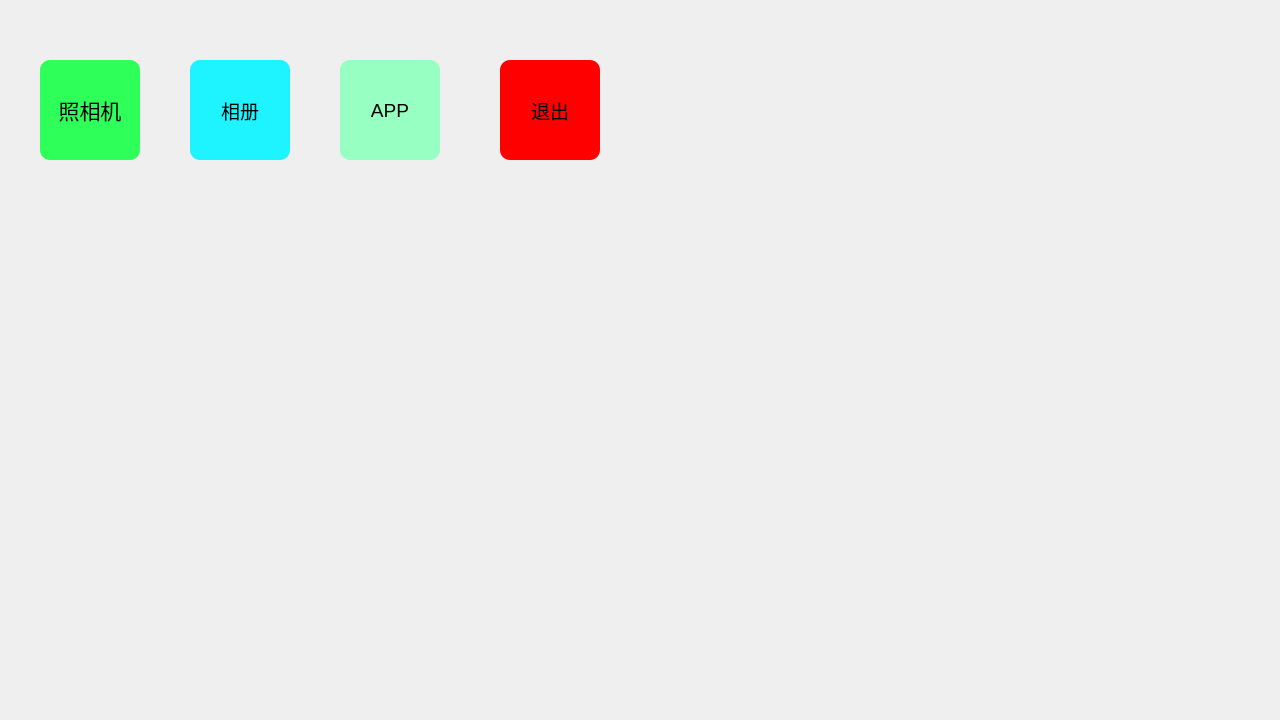
This is src/index/app2025.ui in HXBJ1737/Linux_Qt_app as Qt 5 draws it before an edit. The edited form follows.
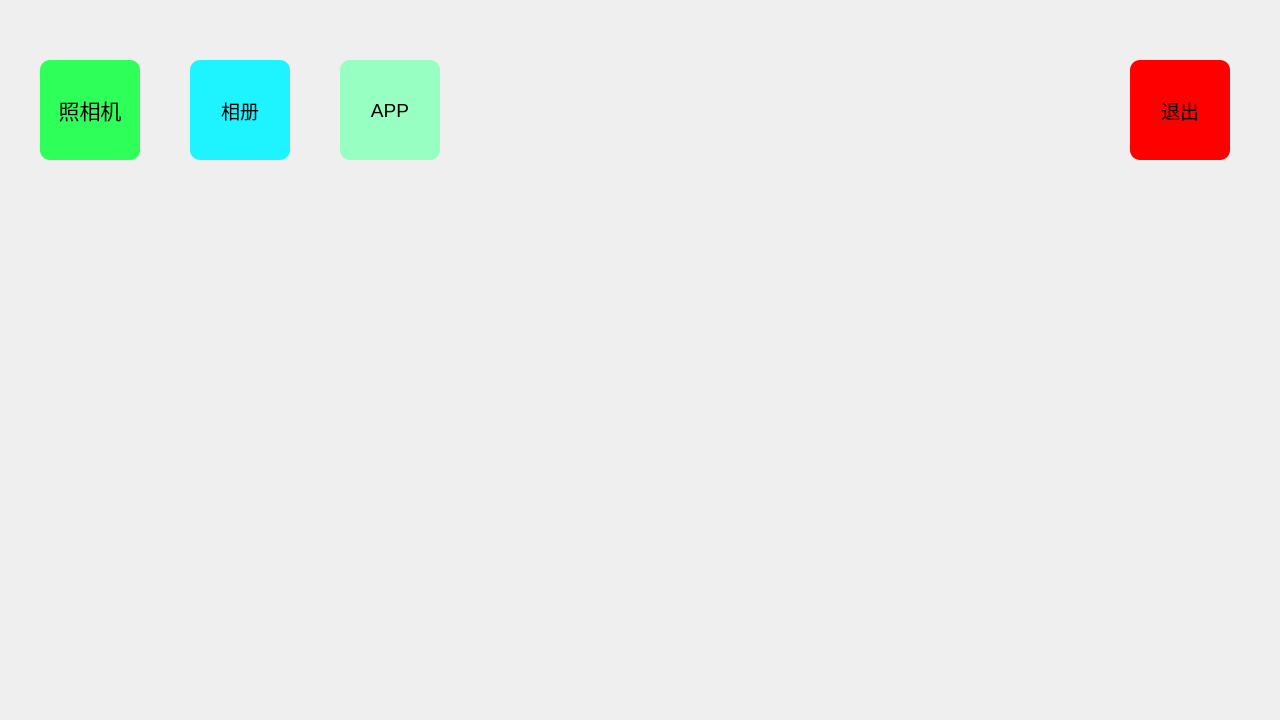
This is the edited form. Icons and pictures are not drawn.

What changed in the file:
```diff
--- a/src/index/app2025.ui
+++ b/src/index/app2025.ui
@@ -104,7 +104,7 @@
    <widget class="QPushButton" name="close_btn">
     <property name="geometry">
      <rect>
-      <x>500</x>
+      <x>1130</x>
       <y>60</y>
       <width>100</width>
       <height>100</height>
```
